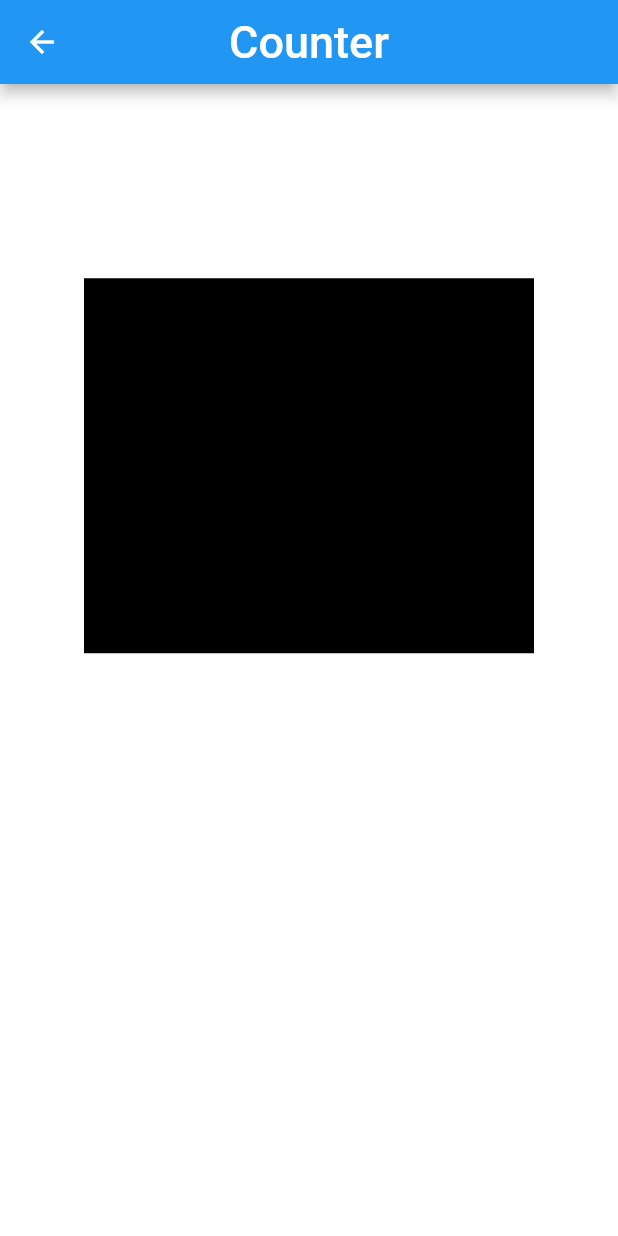
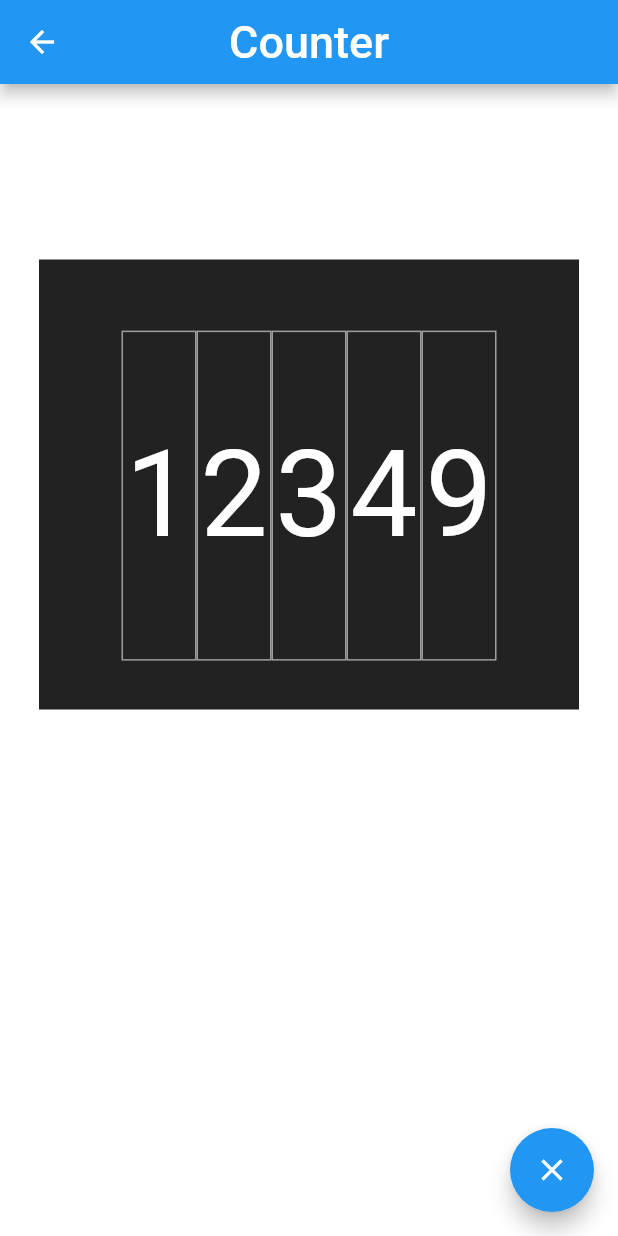
Before and after one commit to takumi-I621/takumi-I621, a Flutter app: the Counter screen opened directly, on a phone screen of 412 x 824 dp. Run offline on Flutter 3.47's test engine with Material 2 defaults, Android fonts, the phone set to English and light mode, and no system bars.

Commit message:
カウント枠追加

```diff
--- a/lib/counter.dart
+++ b/lib/counter.dart
@@ -29,13 +29,125 @@ class _CounterState extends State<Counter> {
             Align(
               alignment: const Alignment(0, -0.5),
               child: Container(
-                width: 300,
-                height: 250,
-                color: Colors.black,
+                width: 360,
+                height: 300,
+                color: Colors.black87,
               ),
             ),
+            Row(
+                mainAxisAlignment: MainAxisAlignment.center,
+                children: <Widget>[
+                  Align(
+                    alignment: const Alignment(0, -0.4),
+                    child: Container(
+                      alignment: Alignment.center,
+                      child: const Text(
+                        '1',
+                        style: TextStyle(
+                          fontSize: 80,
+                          color: Colors.white,
+                        ),
+                      ),
+                      width: 50,
+                      height: 220,
+                      decoration: BoxDecoration(
+                          border: Border.all(
+                            color: Colors.grey,
+                          )
+                      ),
+                    ),
+                  ),
+                  Align(
+                    alignment: const Alignment(0, -0.4),
+                    child: Container(
+                      alignment: Alignment.center,
+                      child: const Text(
+                        '2',
+                        style: TextStyle(
+                          fontSize: 80,
+                          color: Colors.white,
+                        ),
+                      ),
+                      width: 50,
+                      height: 220,
+                      decoration: BoxDecoration(
+                          border: Border.all(
+                            color: Colors.grey,
+                          )
+                      ),
+                    ),
+                  ),
+                  Align(
+                    alignment: const Alignment(0, -0.4),
+                    child: Container(
+                      alignment: Alignment.center,
+                      child: const Text(
+                        '3',
+                        style: TextStyle(
+                          fontSize: 80,
+                          color: Colors.white,
+                        ),
+                      ),
+                      width: 50,
+                      height: 220,
+                      decoration: BoxDecoration(
+                          border: Border.all(
+                            color: Colors.grey,
+                          )
+                      ),
+                    ),
+                  ),
+                  Align(
+                    alignment: const Alignment(0, -0.4),
+                    child: Container(
+                      alignment: Alignment.center,
+                      child: const Text(
+                        '4',
+                        style: TextStyle(
+                          fontSize: 80,
+                          color: Colors.white,
+                        ),
+                      ),
+                      width: 50,
+                      height: 220,
+                      decoration: BoxDecoration(
+                          border: Border.all(
+                            color: Colors.grey,
+                          )
+                      ),
+                    ),
+                  ),
+                  Align(
+                    alignment: const Alignment(0, -0.4),
+                    child: Container(
+                      alignment: Alignment.center,
+                      child: const Text(
+                        '9',
+                        style: TextStyle(
+                          fontSize: 80,
+                          color: Colors.white,
+                        ),
+                      ),
+                      width: 50,
+                      height: 220,
+                      decoration: BoxDecoration(
+                          border: Border.all(
+                            color: Colors.grey,
+                          )
+                      ),
+                    ),
+                  ),
+                ]
+            )
+
           ],
         ),
+        floatingActionButton: FloatingActionButton(
+          child: const Icon(Icons.close),
+          onPressed: () {
+            //SystemNavigator.pop();
+          },
+        )
     );
   }
 }
```
